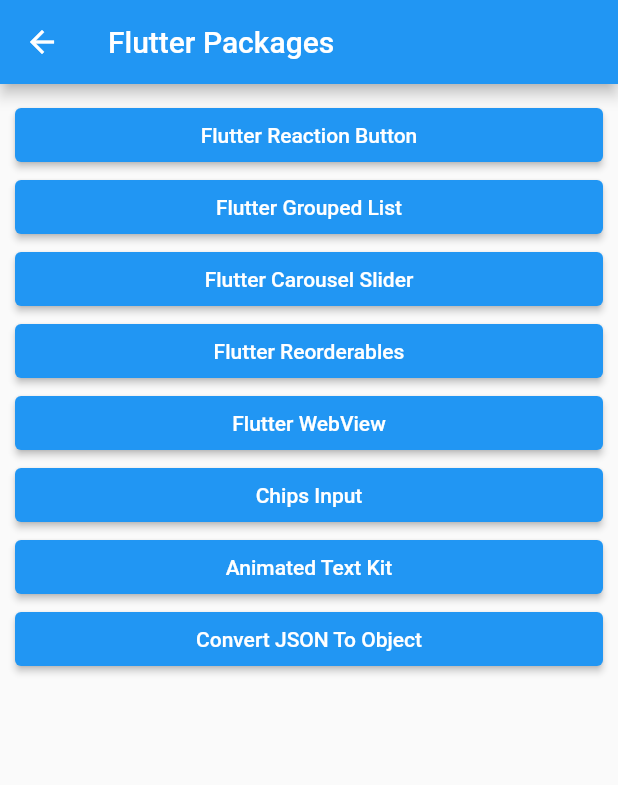
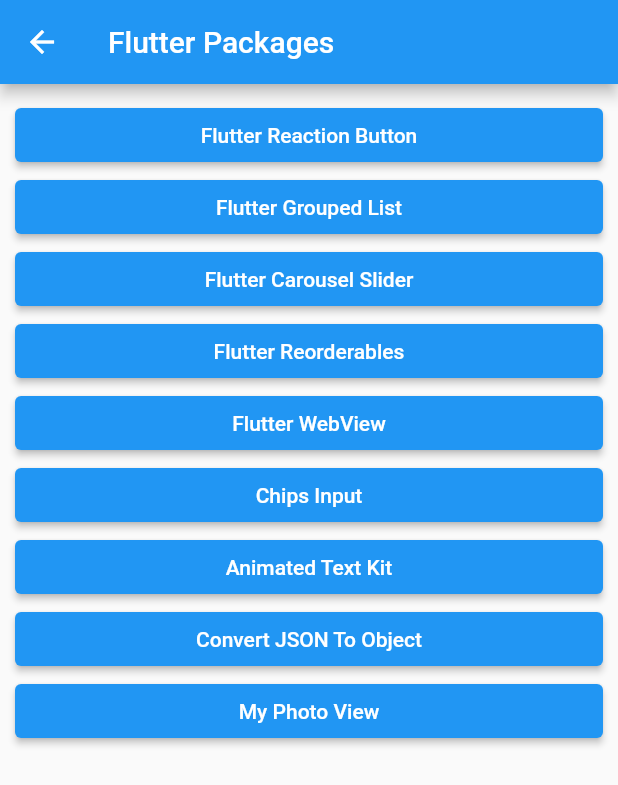
Before and after one commit to ruhulmath08/flutter_a2z, a Flutter app: the FlutterPackages screen opened by its route, on a phone screen of 412 x 824 dp. Shown: the top 785 px of the screen. Run offline on Flutter 3.47's test engine with Material 2 defaults, Android fonts, the phone set to English and light mode, and no system bars; our stand-ins replace animated_text_kit, auto_size_text, carousel_slider, email_validator, faker, flutter_speed_dial and 6 more; missing offline and left inert: chips_input, flutter_reaction_button, flutter_syntax_view, giffy_dialog, rotated_corner_decoration; generated files the repository leaves out were written again.

Commit message:
add photo_view

```diff
--- a/lib/routing/router.dart
+++ b/lib/routing/router.dart
@@ -34,6 +34,7 @@ import 'package:flutter_a2z/screens/flutter_packages/flutter_reorderables/flutte
 import 'package:flutter_a2z/screens/flutter_packages/flutter_web_view/flutter_web_view.dart';
 import 'package:flutter_a2z/screens/flutter_packages/flutter_web_view/flutter_webview_plugin/flutter_webview_plugin.dart';
 import 'package:flutter_a2z/screens/flutter_packages/flutter_web_view/webview_flutter/webview_flutter.dart';
+import 'package:flutter_a2z/screens/flutter_packages/my_photo_view/my_photo_view.dart';
 import 'package:flutter_a2z/screens/flutter_widgets/alert_dialog/default_dialog/default_dialog.dart';
 import 'package:flutter_a2z/screens/flutter_widgets/alert_dialog/dialog_with_full_image/dialog_with_full_image.dart';
 import 'package:flutter_a2z/screens/flutter_widgets/alert_dialog/dialog_with_input_field/dialog_with_input_field.dart';
@@ -602,10 +603,20 @@ Route<dynamic> generateRoute(RouteSettings settings) {
           title: ANIMATED_TEXT_KIT_TITLE,
         ),
       );
+
+    //convert_json_to_object
     case CONVERT_JSON_TO_OBJECT_ROUTE:
       return MaterialPageRoute(
         builder: (context) => const ConvertJsonToObject(
           title: CONVERT_JSON_TO_OBJECT_TITLE,
+        ),
+      );
+
+    //convert_json_to_object
+    case MY_PHOTO_VIEW_ROUTE:
+      return MaterialPageRoute(
+        builder: (context) => const MyPhotoView(
+          title: MY_PHOTO_VIEW_TITLE,
         ),
       );
 
--- a/lib/routing/routing_constants.dart
+++ b/lib/routing/routing_constants.dart
@@ -281,6 +281,11 @@ const String ANIMATED_TEXT_KIT_CODE = '';
 const String CONVERT_JSON_TO_OBJECT_ROUTE = '/convert_json_to_object';
 const String CONVERT_JSON_TO_OBJECT_TITLE = 'Convert JSON To Object';
 const String CONVERT_JSON_TO_OBJECT_CODE = '';
+
+//my_photo_view
+const String MY_PHOTO_VIEW_ROUTE = 'my_photo_view';
+const String MY_PHOTO_VIEW_TITLE = 'My Photo View';
+const String MY_PHOTO_VIEW_CODE = '';
 //---------------------------------FlutterPackages: End------------------------------
 
 //---------------------------------ExpandableElement: Start -------------------------
--- a/lib/screens/flutter_packages/flutter_packages.dart
+++ b/lib/screens/flutter_packages/flutter_packages.dart
@@ -85,6 +85,14 @@ class _FlutterPackagesState extends State<FlutterPackages> {
               CONVERT_JSON_TO_OBJECT_TITLE,
             ),
           ),
+          ElevatedButton(
+            onPressed: () {
+              Navigator.pushNamed(context, MY_PHOTO_VIEW_ROUTE);
+            },
+            child: const Text(
+              MY_PHOTO_VIEW_TITLE,
+            ),
+          ),
         ],
       ),
     );
--- a/lib/screens/home/navation_drawer.dart
+++ b/lib/screens/home/navation_drawer.dart
@@ -13,7 +13,8 @@ Widget myDrawer(BuildContext context) {
           accountName: const Text('Md. Ruhul Amin'),
           accountEmail: const Text('ruhulmath08@gmail.com'),
           currentAccountPicture: const CircleAvatar(
-            backgroundImage: NetworkImage('https://avatars3.githubusercontent.com/u/19272924?s=460&u=bff8f9b0562582e2503af1fe87323e7b8bbee33d&v=4'),
+            backgroundImage:
+                NetworkImage('https://avatars3.githubusercontent.com/u/19272924?s=460&u=bff8f9b0562582e2503af1fe87323e7b8bbee33d&v=4'),
           ),
           otherAccountsPictures: <Widget>[
             CircleAvatar(
@@ -98,7 +99,7 @@ Widget myDrawer(BuildContext context) {
         const Divider(color: Colors.blue, thickness: 1),
         ListTile(
           visualDensity: const VisualDensity(vertical: -4), //reduce padding
-          trailing: const Icon(Icons.location_pin),
+          trailing: const Icon(Icons.work_rounded),
           title: const Text('Flutter Package'),
           onTap: () {
             Navigator.popAndPushNamed(context, FLUTTER_PACKAGES_SCREEN_ROUTE);
```
Also changed, not shown: lib/screens/flutter_packages/my_photo_view/my_photo_view.dart (added, +22 -0 lines).
